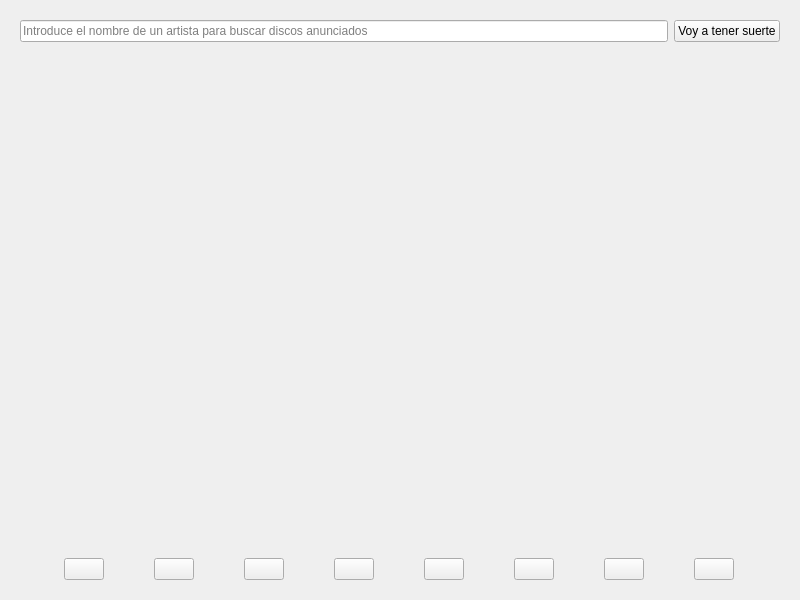
First picture: the form in ui/muspy_releases_module.ui, repository volteret4/mfuz, before the edit.
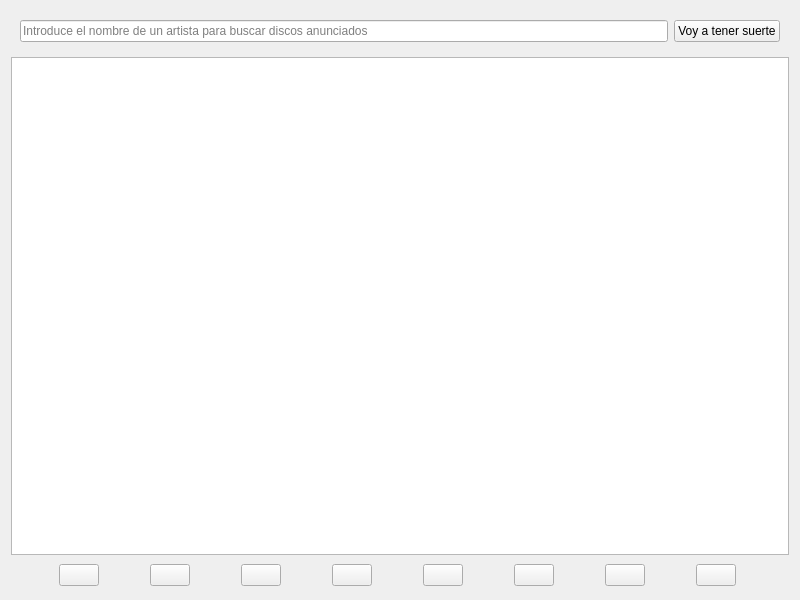
Second picture: the form after the edit. The open tabs and pages were chosen to show the change. Icons and pictures are not drawn.

The edit to the form file:
```diff
--- a/ui/muspy_releases_module.ui
+++ b/ui/muspy_releases_module.ui
@@ -87,12 +87,42 @@
        </item>
       </layout>
      </widget>
-     <widget class="QWidget" name="page_2"/>
+     <widget class="QWidget" name="page_2">
+      <layout class="QVBoxLayout" name="verticalLayout_2">
+       <property name="leftMargin">
+        <number>0</number>
+       </property>
+       <property name="topMargin">
+        <number>0</number>
+       </property>
+       <property name="rightMargin">
+        <number>0</number>
+       </property>
+       <property name="bottomMargin">
+        <number>0</number>
+       </property>
+       <item>
+        <widget class="QListView" name="listView"/>
+       </item>
+      </layout>
+     </widget>
     </widget>
    </item>
    <item>
     <widget class="QFrame" name="frame">
      <layout class="QHBoxLayout" name="bottom_layout">
+      <property name="leftMargin">
+       <number>3</number>
+      </property>
+      <property name="topMargin">
+       <number>3</number>
+      </property>
+      <property name="rightMargin">
+       <number>3</number>
+      </property>
+      <property name="bottomMargin">
+       <number>3</number>
+      </property>
       <item>
        <widget class="QPushButton" name="load_artists_button">
         <property name="maximumSize">
```
Left out of the diff: 3 changed lines with no effect on the pictures.
